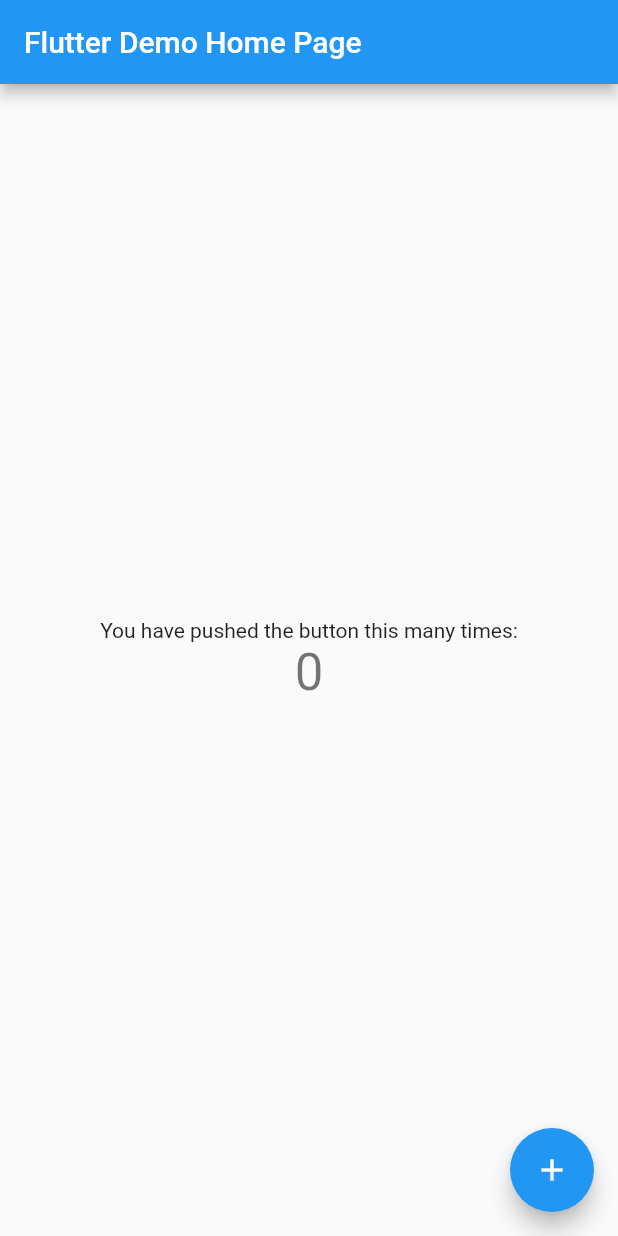
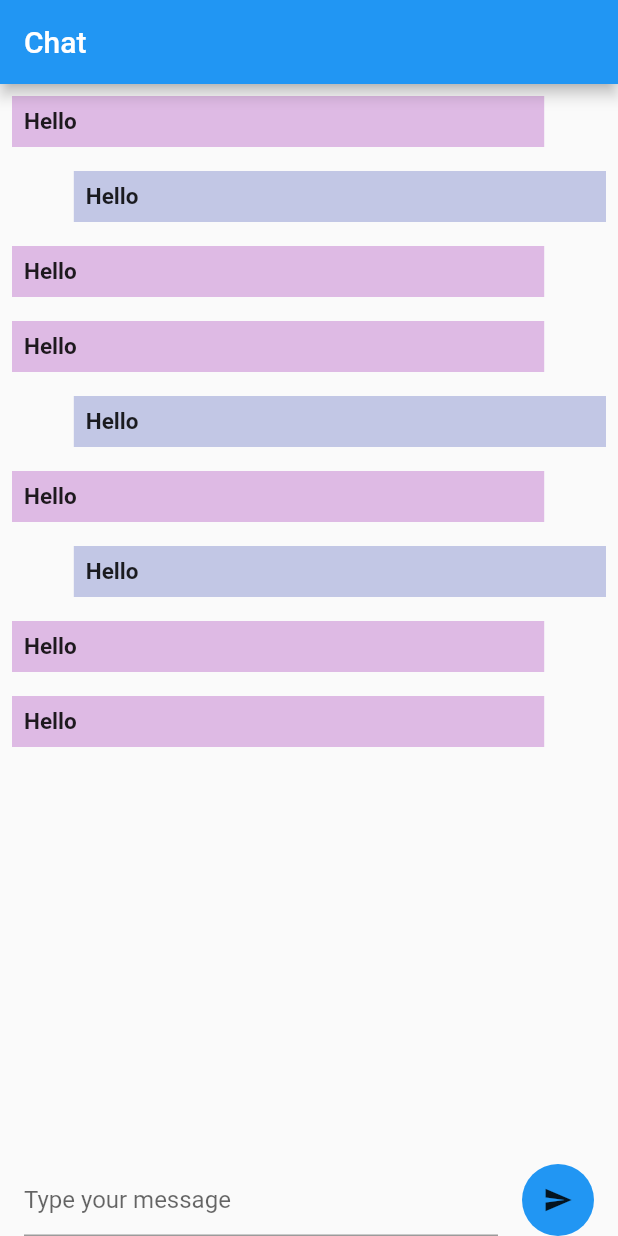
Before and after one commit to fhsbatista/chat, a Flutter app: the screen it shows after launch, on a phone screen of 412 x 824 dp. Run offline on Flutter 3.47's test engine with Material 2 defaults, Android fonts, the phone set to English and light mode, and no system bars; our stand-ins replace equatable, flutter_bloc.

Commit message:
Implemented basic chat using mocked data

```diff
--- /dev/null
+++ b/lib/chat/domain/entities/message.dart
@@ -0,0 +1,6 @@
+class Message {
+  final String content;
+  final bool isThirds;
+
+  Message(this.content, this.isThirds);
+}
--- /dev/null
+++ b/lib/chat/presentation/bloc/chat_cubit.dart
@@ -0,0 +1,34 @@
+import 'package:chat/chat/domain/entities/message.dart';
+import 'package:chat/chat/presentation/bloc/chat_state.dart';
+import 'package:flutter_bloc/flutter_bloc.dart';
+
+class ChatCubit extends Cubit<ChatState> {
+  ChatCubit() : super(ChatInitialState()) {
+    _loadMessages();
+  }
+
+  void _loadMessages() async {
+    emit(ChatLoadingState());
+    await Future.delayed(const Duration(seconds: 3));
+
+    final messages = [
+      Message('Hello', false),
+      Message('Hello', true),
+      Message('Hello', false),
+      Message('Hello', false),
+      Message('Hello', true),
+      Message('Hello', false),
+      Message('Hello', true),
+      Message('Hello', false),
+      Message('Hello', false),
+    ];
+    emit(ChatLoadedState(messages));
+  }
+
+  void onSendClick(String message) {
+    final messages = (state as ChatLoadedState).messages;
+    final newMessages = List.from(messages);
+    newMessages.add(Message(message, true));
+    emit(ChatLoadedState([...newMessages]));
+  }
+}
--- /dev/null
+++ b/lib/chat/presentation/bloc/chat_state.dart
@@ -0,0 +1,32 @@
+import 'package:chat/chat/domain/entities/message.dart';
+import 'package:equatable/equatable.dart';
+
+abstract class ChatState extends Equatable {}
+
+class ChatInitialState extends ChatState {
+  @override
+  List<Object> get props => [];
+}
+
+class ChatLoadingState extends ChatState {
+  @override
+  List<Object> get props => [];
+}
+
+class ChatErrorState extends ChatState {
+  final String error;
+
+  ChatErrorState(this.error);
+
+  @override
+  List<Object> get props => [error];
+}
+
+class ChatLoadedState extends ChatState {
+  final List<Message> messages;
+
+  ChatLoadedState(this.messages);
+
+  @override
+  List<Object> get props => [messages];
+}
--- /dev/null
+++ b/lib/chat/presentation/pages/chat_page.dart
@@ -0,0 +1,140 @@
+import 'package:chat/chat/domain/entities/message.dart';
+import 'package:chat/chat/presentation/bloc/chat_cubit.dart';
+import 'package:chat/chat/presentation/bloc/chat_state.dart';
+import 'package:flutter/material.dart';
+import 'package:flutter_bloc/flutter_bloc.dart';
+
+class ChatPage extends StatefulWidget {
+  static const routePath = 'chat';
+
+  @override
+  _ChatPageState createState() => _ChatPageState();
+}
+
+class _ChatPageState extends State<ChatPage> {
+  final _scrollController = ScrollController();
+  final _messageController = TextEditingController();
+
+  @override
+  void dispose() {
+    _messageController.dispose();
+    super.dispose();
+  }
+
+  @override
+  Widget build(BuildContext context) {
+    return Scaffold(
+      appBar: AppBar(
+        title: Text('Chat'),
+      ),
+      body: SafeArea(
+        child: BlocBuilder<ChatCubit, ChatState>(
+          builder: (_, state) {
+            final cubit = context.read<ChatCubit>();
+            if (state is ChatErrorState) {
+              return Text('Falha ao carregar');
+            } else if (state is ChatLoadingState) {
+              return Center(child: CircularProgressIndicator());
+            } else if (state is ChatLoadedState) {
+              return Column(
+                children: [
+                  Expanded(
+                    child: ListView.builder(
+                      controller: _scrollController,
+                      itemCount: state.messages.length,
+                      itemBuilder: (_, i) {
+                        return Padding(
+                          padding: const EdgeInsets.all(8.0),
+                          child: _Message(state.messages[i]),
+                        );
+                      },
+                    ),
+                  ),
+                  Padding(
+                    padding: const EdgeInsets.symmetric(horizontal: 16.0),
+                    child: Row(
+                      children: [
+                        Expanded(
+                          child: TextField(
+                            controller: _messageController,
+                            decoration: InputDecoration(
+                              hintText: 'Type your message',
+                            ),
+                          ),
+                        ),
+                        const SizedBox(width: 16.0),
+                        ClipOval(
+                          child: Container(
+                            color: Theme.of(context).primaryColor,
+                            child: IconButton(
+                              onPressed: () {
+                                cubit.onSendClick(_messageController.text);
+                                _messageController.clear();
+                                FocusScope.of(context).unfocus();
+
+                                _scrollController.animateTo(
+                                  _scrollController.position.maxScrollExtent,
+                                  curve: Curves.easeOut,
+                                  duration: const Duration(milliseconds: 10),
+                                );
+                              },
+                              iconSize: 20,
+                              icon: Icon(Icons.send),
+                            ),
+                          ),
+                        ),
+                      ],
+                    ),
+                  )
+                ],
+              );
+            } else {
+              return const SizedBox.shrink();
+            }
+          },
+        ),
+      ),
+    );
+  }
+}
+
+class _Message extends StatelessWidget {
+  static const blankPercent = 0.1;
+  final Message message;
+
+  _Message(this.message);
+
+  Color get color {
+    if (message.isThirds) {
+      return Colors.indigo;
+    } else {
+      return Colors.purple;
+    }
+  }
+
+  @override
+  Widget build(BuildContext context) {
+    return Row(
+      children: [
+        Visibility(
+          visible: message.isThirds,
+          child: SizedBox(width: MediaQuery.of(context).size.width * blankPercent),
+        ),
+        Expanded(
+          child: Container(
+            padding: const EdgeInsets.all(8.0),
+            color: color.withOpacity(0.3),
+            child: Text(
+              message.content,
+              style: TextStyle(fontSize: 15.0, fontWeight: FontWeight.w600),
+            ),
+          ),
+        ),
+        Visibility(
+          visible: !message.isThirds,
+          child: SizedBox(width: MediaQuery.of(context).size.width * blankPercent),
+        ),
+      ],
+    );
+  }
+}
--- a/lib/main.dart
+++ b/lib/main.dart
@@ -1,113 +1,27 @@
+import 'package:chat/chat/presentation/bloc/chat_cubit.dart';
+import 'package:chat/chat/presentation/pages/chat_page.dart';
 import 'package:flutter/material.dart';
+import 'package:flutter_bloc/flutter_bloc.dart';
 
 void main() {
   runApp(MyApp());
 }
 
 class MyApp extends StatelessWidget {
-  // This widget is the root of your application.
   @override
   Widget build(BuildContext context) {
     return MaterialApp(
-      title: 'Flutter Demo',
+      debugShowCheckedModeBanner: false,
+      title: 'Chat',
       theme: ThemeData(
-        // This is the theme of your application.
-        //
-        // Try running your application with "flutter run". You'll see the
-        // application has a blue toolbar. Then, without quitting the app, try
-        // changing the primarySwatch below to Colors.green and then invoke
-        // "hot reload" (press "r" in the console where you ran "flutter run",
-        // or simply save your changes to "hot reload" in a Flutter IDE).
-        // Notice that the counter didn't reset back to zero; the application
-        // is not restarted.
         primarySwatch: Colors.blue,
       ),
-      home: MyHomePage(title: 'Flutter Demo Home Page'),
+      home: MultiBlocProvider(
+        providers: [
+          BlocProvider(create: (_) => ChatCubit()),
+        ],
+        child: ChatPage(),
+      ),
     );
   }
 }
-
-class MyHomePage extends StatefulWidget {
-  MyHomePage({Key key, this.title}) : super(key: key);
-
-  // This widget is the home page of your application. It is stateful, meaning
-  // that it has a State object (defined below) that contains fields that affect
-  // how it looks.
-
-  // This class is the configuration for the state. It holds the values (in this
-  // case the title) provided by the parent (in this case the App widget) and
-  // used by the build method of the State. Fields in a Widget subclass are
-  // always marked "final".
-
-  final String title;
-
-  @override
-  _MyHomePageState createState() => _MyHomePageState();
-}
-
-class _MyHomePageState extends State<MyHomePage> {
-  int _counter = 0;
-
-  void _incrementCounter() {
-    setState(() {
-      // This call to setState tells the Flutter framework that something has
-      // changed in this State, which causes it to rerun the build method below
-      // so that the display can reflect the updated values. If we changed
-      // _counter without calling setState(), then the build method would not be
-      // called again, and so nothing would appear to happen.
-      _counter++;
-    });
-  }
-
-  @override
-  Widget build(BuildContext context) {
-    // This method is rerun every time setState is called, for instance as done
-    // by the _incrementCounter method above.
-    //
-    // The Flutter framework has been optimized to make rerunning build methods
-    // fast, so that you can just rebuild anything that needs updating rather
-    // than having to individually change instances of widgets.
-    return Scaffold(
-      appBar: AppBar(
-        // Here we take the value from the MyHomePage object that was created by
-        // the App.build method, and use it to set our appbar title.
-        title: Text(widget.title),
-      ),
-      body: Center(
-        // Center is a layout widget. It takes a single child and positions it
-        // in the middle of the parent.
-        child: Column(
-          // Column is also a layout widget. It takes a list of children and
-          // arranges them vertically. By default, it sizes itself to fit its
-          // children horizontally, and tries to be as tall as its parent.
-          //
-          // Invoke "debug painting" (press "p" in the console, choose the
-          // "Toggle Debug Paint" action from the Flutter Inspector in Android
-          // Studio, or the "Toggle Debug Paint" command in Visual Studio Code)
-          // to see the wireframe for each widget.
-          //
-          // Column has various properties to control how it sizes itself and
-          // how it positions its children. Here we use mainAxisAlignment to
-          // center the children vertically; the main axis here is the vertical
-          // axis because Columns are vertical (the cross axis would be
-          // horizontal).
-          mainAxisAlignment: MainAxisAlignment.center,
-          children: <Widget>[
-            Text(
-              'You have pushed the button this many times:',
-            ),
-            Text(
-              '$_counter',
-              style: Theme.of(context).textTheme.headline4,
-            ),
-          ],
-        ),
-      ),
-      floatingActionButton: FloatingActionButton(
-        onPressed: _incrementCounter,
-        tooltip: 'Increment',
-        child: Icon(Icons.add),
-      ), // This trailing comma makes auto-formatting nicer for build methods.
-    );
-  }
-}
--- a/pubspec.yaml
+++ b/pubspec.yaml
@@ -23,11 +23,9 @@ environment:
 dependencies:
   flutter:
     sdk: flutter
-
-
-  # The following adds the Cupertino Icons font to your application.
-  # Use with the CupertinoIcons class for iOS style icons.
+  flutter_bloc: ^7.0.0
   cupertino_icons: ^1.0.2
+  equatable: ^2.0.0
 
 dev_dependencies:
   flutter_test:
```
Also changed, not shown: pubspec.lock, 3 other files.
